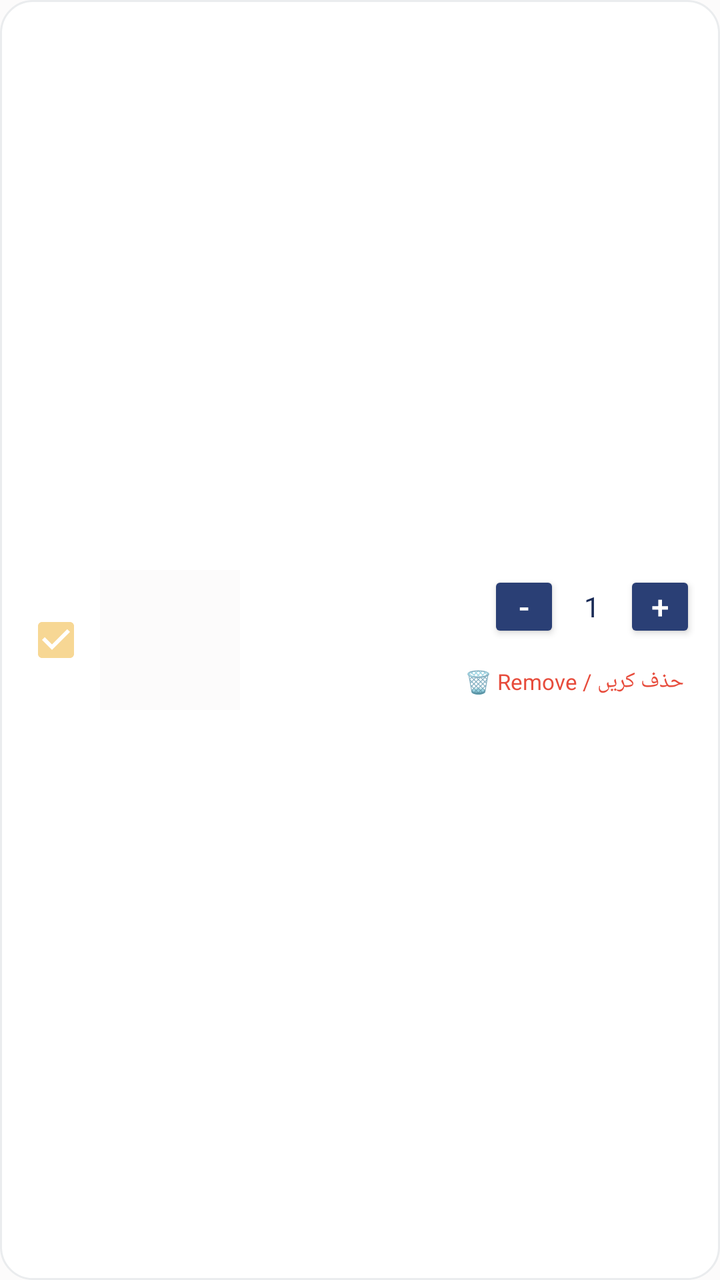
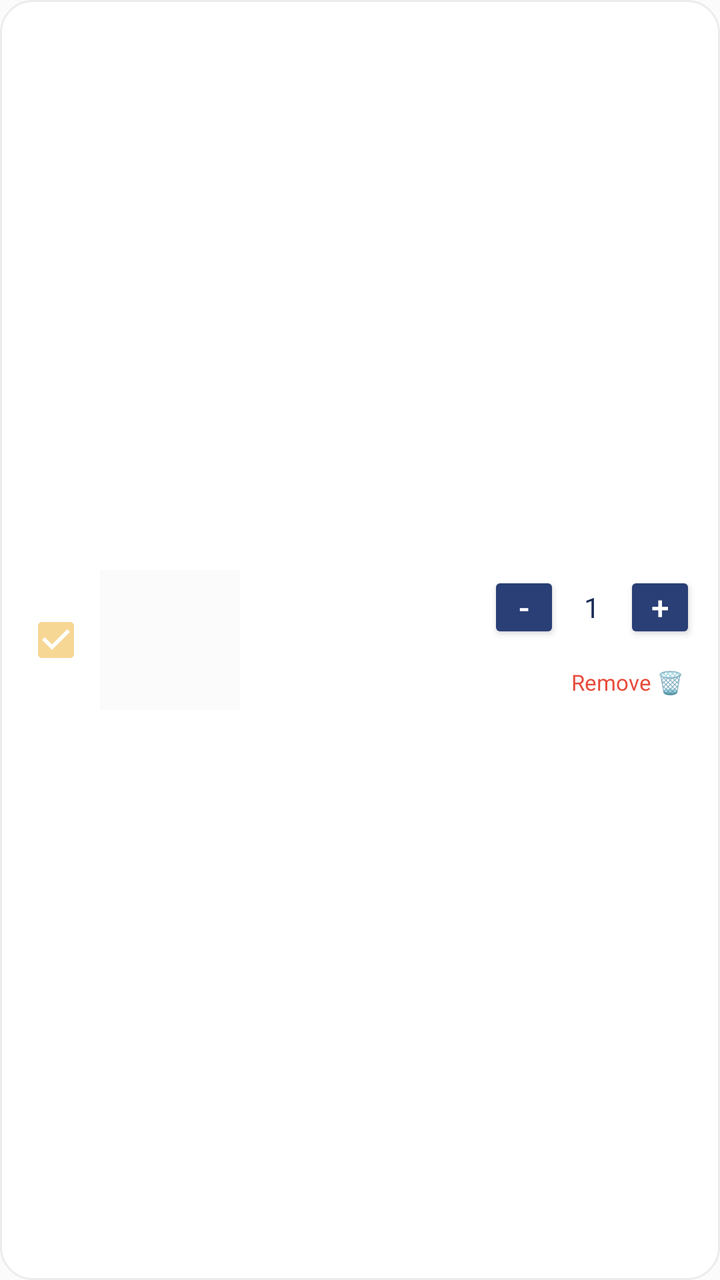

Before-and-after screenshots of an Android layout around one commit, followed by the original layout XML and the change that was made.
<!-- AndroidManifest.xml: application theme Theme.SheEmpower -->
<!-- res/layout/item_cart.xml -->
<?xml version="1.0" encoding="utf-8"?>
<LinearLayout xmlns:android="http://schemas.android.com/apk/res/android"
    android:layout_width="match_parent"
    android:layout_height="wrap_content"
    android:layout_marginBottom="12dp"
    android:background="@drawable/bg_skeu_card"
    android:orientation="horizontal"
    android:padding="12dp"
    android:gravity="center_vertical">

    <CheckBox
        android:id="@+id/cbCartSelect"
        android:layout_width="wrap_content"
        android:layout_height="wrap_content"
        android:checked="true"
        android:layout_marginEnd="6dp" />

    <ImageView
        android:id="@+id/ivCartProduct"
        android:layout_width="70dp"
        android:layout_height="70dp"
        android:scaleType="centerCrop"
        android:src="@drawable/placeholder_product"
        android:contentDescription="Product Image" />

    <LinearLayout
        android:layout_width="0dp"
        android:layout_height="wrap_content"
        android:layout_weight="1"
        android:orientation="vertical"
        android:layout_marginStart="12dp">

        <TextView
            android:id="@+id/tvCartProductName"
            android:layout_width="wrap_content"
            android:layout_height="wrap_content"
            android:fontFamily="sans-serif-black"
            android:textColor="@color/text_primary"
            android:textSize="15sp" />

        <TextView
            android:id="@+id/tvCartSellerName"
            android:layout_width="wrap_content"
            android:layout_height="wrap_content"
            android:textColor="@color/primary"
            android:fontFamily="sans-serif-bold"
            android:textSize="12sp"
            android:layout_marginTop="2dp" />

        <TextView
            android:id="@+id/tvCartPrice"
            android:layout_width="wrap_content"
            android:layout_height="wrap_content"
            android:textColor="@color/primary"
            android:fontFamily="sans-serif-bold"
            android:textSize="14sp"
            android:layout_marginTop="4dp" />
    </LinearLayout>

    <LinearLayout
        android:layout_width="wrap_content"
        android:layout_height="wrap_content"
        android:orientation="vertical"
        android:gravity="end">

        
        <LinearLayout
            android:layout_width="wrap_content"
            android:layout_height="wrap_content"
            android:orientation="horizontal"
            android:gravity="center_vertical">

            <Button
                android:id="@+id/btnQtyMinus"
                android:layout_width="36dp"
                android:layout_height="36dp"
                android:text="-"
                android:textSize="16sp"
                android:padding="0dp"
                android:backgroundTint="#2A3F75"
                android:textColor="#FFFFFF" />

            <TextView
                android:id="@+id/tvQty"
                android:layout_width="32dp"
                android:layout_height="wrap_content"
                android:gravity="center"
                android:text="1"
                android:textColor="@color/text_primary"
                android:fontFamily="sans-serif-bold"
                android:textSize="14sp" />

            <Button
                android:id="@+id/btnQtyPlus"
                android:layout_width="36dp"
                android:layout_height="36dp"
                android:text="+"
                android:textSize="16sp"
                android:padding="0dp"
                android:backgroundTint="#2A3F75"
                android:textColor="#FFFFFF" />
        </LinearLayout>

        <TextView
            android:id="@+id/btnRemoveCartItem"
            android:layout_width="wrap_content"
            android:layout_height="wrap_content"
            android:text="🗑️ Remove / حذف کریں"
            android:textColor="#E74C3C"
            android:textSize="11sp"
            android:padding="6dp"
            android:layout_marginTop="6dp" />
    </LinearLayout>

</LinearLayout>
<!-- resources referenced by this layout -->
<resources>
  <color name="primary">#192A56</color>
  kkkkkkkkk
  <color name="text_primary">#192A56</color>
  <!-- drawable bg_skeu_card (drawable) -->
  <?xml version="1.0" encoding="utf-8"?>
  <shape xmlns:android="http://schemas.android.com/apk/res/android"
      android:shape="rectangle">
      <solid android:color="@color/white" />
      <corners android:radius="16dp" />
      <stroke android:color="@color/card_border" android:width="1dp" />
  </shape>
  <!-- drawable placeholder_product (drawable) -->
  <?xml version="1.0" encoding="utf-8"?>
  <shape xmlns:android="http://schemas.android.com/apk/res/android" android:shape="rectangle">
      <solid android:color="#FCFBFB" />
      <size android:width="200dp" android:height="200dp" />
  </shape>
  <style name="Theme.SheEmpower" parent="Theme.AppCompat.Light.NoActionBar">
          <item name="colorPrimary">@color/primary</item>
          <item name="colorPrimaryDark">@color/primary_dark</item>
          <item name="colorAccent">@color/accent</item>
          <item name="android:windowBackground">@color/background</item>
          <item name="android:colorBackground">@color/background</item>
          <item name="android:textColorPrimary">@color/text_primary</item>
          <item name="android:textColorSecondary">@color/text_secondary</item>
          <item name="android:statusBarColor">@color/primary_dark</item>
      </style>
  <color name="white">#FFFFFF</color>
  <color name="card_border">#EAECEE</color>
  <color name="primary_dark">#0F1B3D</color>
  <color name="accent">#F7D794</color>
  <color name="background">#FCFBFB</color>
  <color name="text_secondary">#6B7A99</color>
</resources>

<!-- the commit's change to res/layout/item_cart.xml (unified diff, before → after) -->
@@ -105,7 +105,7 @@
             android:id="@+id/btnRemoveCartItem"
             android:layout_width="wrap_content"
             android:layout_height="wrap_content"
-            android:text="🗑️ Remove / حذف کریں"
+            android:text="Remove 🗑️"
             android:textColor="#E74C3C"
             android:textSize="11sp"
             android:padding="6dp"
